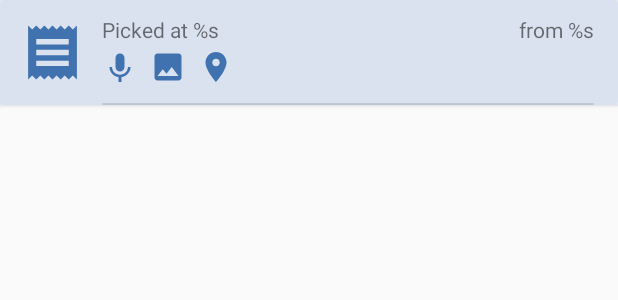
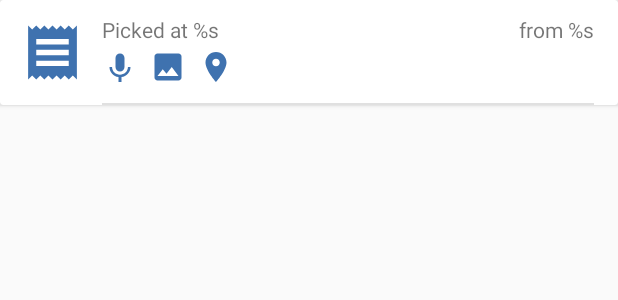
Before and after one commit to zacw7/chatime, an Android app: the layout view_row_item_bottle.xml on its own in the app's theme, with its tools: preview values and no code run, on a phone screen of 412 x 824 dp. Shown: the top 300 px of the screen. Run offline under Robolectric (Android 15) with nearby library versions, the phone set to English and light mode, and no system bars.

Commit message:
Adjust color and cleanup code

```diff
--- a/app/src/main/res/layout/view_row_item_bottle.xml
+++ b/app/src/main/res/layout/view_row_item_bottle.xml
@@ -8,7 +8,6 @@
     <androidx.constraintlayout.widget.ConstraintLayout
         android:layout_width="match_parent"
         android:layout_height="match_parent"
-        android:background="@color/colorSecond"
         android:gravity="center_vertical">
 
         <ImageView
@@ -19,11 +18,11 @@
             android:adjustViewBounds="false"
             android:contentDescription="@string/title_bottle_list"
             android:padding="3dp"
-            android:tint="@color/colorPrimary"
             app:layout_constraintBottom_toBottomOf="parent"
             app:layout_constraintStart_toStartOf="parent"
             app:layout_constraintTop_toTopOf="parent"
-            app:srcCompat="@drawable/ic_baseline_receipt_24" />
+            app:srcCompat="@drawable/ic_baseline_receipt_24"
+            app:tint="@color/colorPrimary" />
 
         <LinearLayout
             android:layout_width="0dp"
```
Also changed, not shown: app/src/main/java/edu/neu/cs5520/chatime/presentation/ui/viewmodel/BottleListViewModel.java (deleted, +0 -19 lines), app/src/main/java/edu/neu/cs5520/chatime/presentation/ui/viewmodel/ChatListViewModel.java (deleted, +0 -19 lines).
